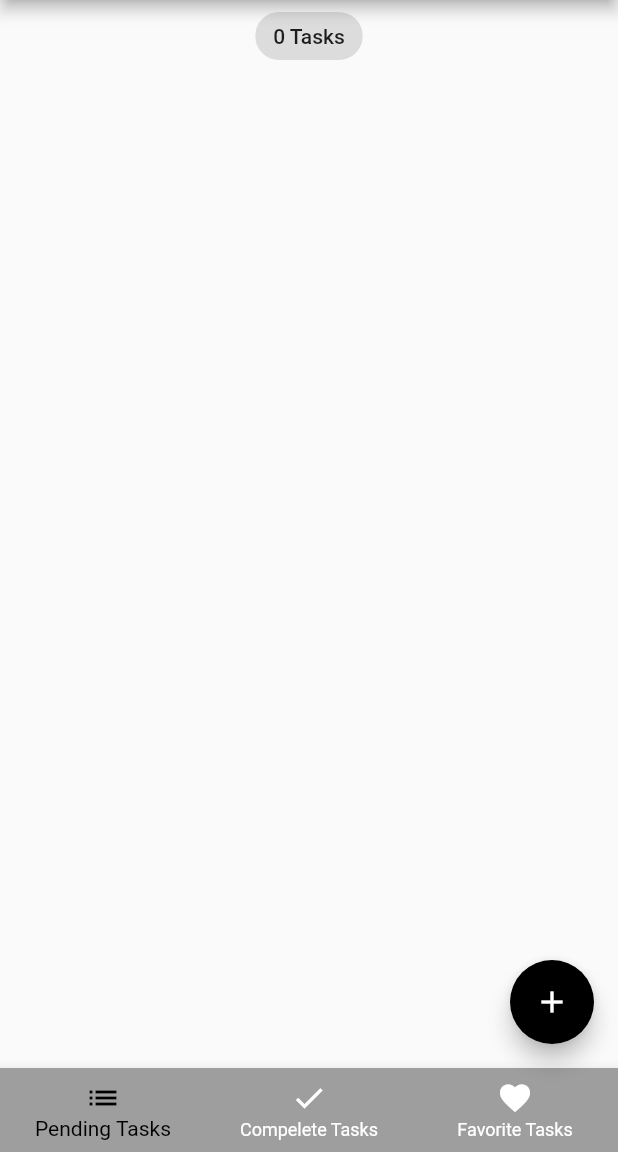
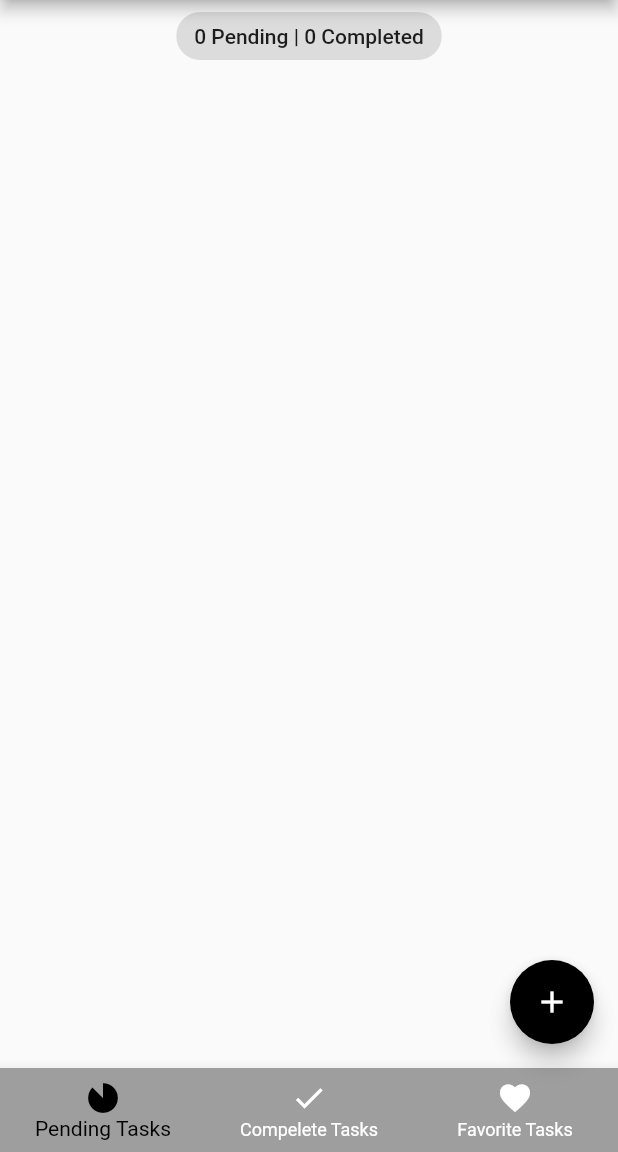
Before and after one commit to NaarGes/todo_app, a Flutter app: the screen it shows after launch, in the side drawer, after a tap on the "add" icon, on a phone screen of 412 x 824 dp, the part 84-1236 px from its top. Run offline on Flutter 3.47's test engine with Material 2 defaults, Android fonts, the phone set to English and light mode, and no system bars; our stand-ins replace equatable, flutter_bloc, hydrated_bloc.

Commit message:
Add complete tasks logic

```diff
--- a/lib/blocs/tasks_bloc/tasks_state.dart
+++ b/lib/blocs/tasks_bloc/tasks_state.dart
@@ -2,27 +2,35 @@ part of 'tasks_bloc.dart';
 
 @immutable
 class TasksState extends Equatable {
-  final List<Task> allTasks;
+  final List<Task> pendingTasks;
+  final List<Task> completedTasks;
+  final List<Task> favoriteTasks;
   final List<Task> removedTasks;
 
   const TasksState({
-    this.allTasks = const <Task>[],
+    this.pendingTasks = const <Task>[],
+    this.completedTasks = const <Task>[],
+    this.favoriteTasks = const <Task>[],
     this.removedTasks = const <Task>[],
   });
 
   @override
-  List<Object?> get props => [allTasks, removedTasks];
+  List<Object?> get props => [pendingTasks, completedTasks, favoriteTasks, removedTasks];
 
   Map<String, dynamic> toMap() {
     return {
-      'allTasks': allTasks.map((e) => e.toMap()).toList(),
+      'pendingTasks': pendingTasks.map((e) => e.toMap()).toList(),
+      'completedTasks': completedTasks.map((e) => e.toMap()).toList(),
+      'favoriteTasks': favoriteTasks.map((e) => e.toMap()).toList(),
       'removedTasks': removedTasks.map((e) => e.toMap()).toList(),
     };
   }
 
   factory TasksState.fromMap(Map<String, dynamic> map) {
     return TasksState(
-      allTasks: List<Task>.from(map['allTasks']?.map((e) => Task.fromMap(e))),
+      pendingTasks: List<Task>.from(map['pendingTasks']?.map((e) => Task.fromMap(e))),
+      completedTasks: List<Task>.from(map['completedTasks']?.map((e) => Task.fromMap(e))),
+      favoriteTasks: List<Task>.from(map['favoriteTasks']?.map((e) => Task.fromMap(e))),
       removedTasks: List<Task>.from(map['removedTasks']?.map((e) => Task.fromMap(e))),
     );
   }
--- a/lib/screens/app_drawer.dart
+++ b/lib/screens/app_drawer.dart
@@ -27,7 +27,8 @@ class AppDrawer extends StatelessWidget {
                   child: ListTile(
                     leading: const Icon(Icons.folder_special),
                     title: const Text('My Tasks'),
-                    trailing: Text(state.allTasks.length.toString()),
+                    trailing: Text(
+                        '${state.pendingTasks.length} | ${state.completedTasks.length}'),
                   ),
                 );
               },
--- a/lib/screens/completed_tasks_screen.dart
+++ b/lib/screens/completed_tasks_screen.dart
@@ -12,14 +12,14 @@ class CompletedTasksScreen extends StatelessWidget {
   Widget build(BuildContext context) {
     return BlocBuilder<TasksBloc, TasksState>(
       builder: (context, state) {
-        List<Task> tasksList = state.allTasks;
+        List<Task> tasksList = state.completedTasks;
         return Column(
           crossAxisAlignment: CrossAxisAlignment.center,
           children: [
             Center(
               child: Chip(
                 label: Text(
-                  '${state.allTasks.length} Tasks',
+                  '${state.completedTasks.length} Tasks',
                 ),
               ),
             ),
--- a/lib/screens/favorite_tasks_screen.dart
+++ b/lib/screens/favorite_tasks_screen.dart
@@ -12,14 +12,14 @@ class FavoriteTasksScreen extends StatelessWidget {
   Widget build(BuildContext context) {
     return BlocBuilder<TasksBloc, TasksState>(
       builder: (context, state) {
-        List<Task> tasksList = state.allTasks;
+        List<Task> tasksList = state.favoriteTasks;
         return Column(
           crossAxisAlignment: CrossAxisAlignment.center,
           children: [
             Center(
               child: Chip(
                 label: Text(
-                  '${state.allTasks.length} Tasks',
+                  '${state.favoriteTasks.length} Tasks',
                 ),
               ),
             ),
--- a/lib/screens/pending_tasks_screen.dart
+++ b/lib/screens/pending_tasks_screen.dart
@@ -12,14 +12,14 @@ class PendingTasksScreen extends StatelessWidget {
   Widget build(BuildContext context) {
     return BlocBuilder<TasksBloc, TasksState>(
       builder: (context, state) {
-        List<Task> tasksList = state.allTasks;
+        List<Task> tasksList = state.pendingTasks;
         return Column(
           crossAxisAlignment: CrossAxisAlignment.center,
           children: [
             Center(
               child: Chip(
                 label: Text(
-                  '${state.allTasks.length} Tasks',
+                  '${state.pendingTasks.length} Pending | ${state.completedTasks.length} Completed',
                 ),
               ),
             ),
--- a/lib/screens/tabs_screen.dart
+++ b/lib/screens/tabs_screen.dart
@@ -51,7 +51,7 @@ class _TabsScreenState extends State<TabsScreen> {
       ),
       drawer: const AppDrawer(),
       body: _pageDetails[_selectedPageIndex]['pageName'],
-      floatingActionButton: FloatingActionButton(
+      floatingActionButton: _selectedPageIndex != 0 ? null : FloatingActionButton(
         onPressed: () => _addTask(context),
         tooltip: 'Add Task',
         child: const Icon(Icons.add),
@@ -62,7 +62,7 @@ class _TabsScreenState extends State<TabsScreen> {
           _selectedPageIndex = index;
         }),
         items: const [
-          BottomNavigationBarItem(icon: Icon(Icons.list), label: 'Pending Tasks'),
+          BottomNavigationBarItem(icon: Icon(Icons.incomplete_circle_sharp), label: 'Pending Tasks'),
           BottomNavigationBarItem(icon: Icon(Icons.done), label: 'Compelete Tasks'),
           BottomNavigationBarItem(icon: Icon(Icons.favorite), label: 'Favorite Tasks'),
         ],
```
Also changed, not shown: lib/blocs/tasks_bloc/tasks_bloc.dart (+29 -11 lines).
